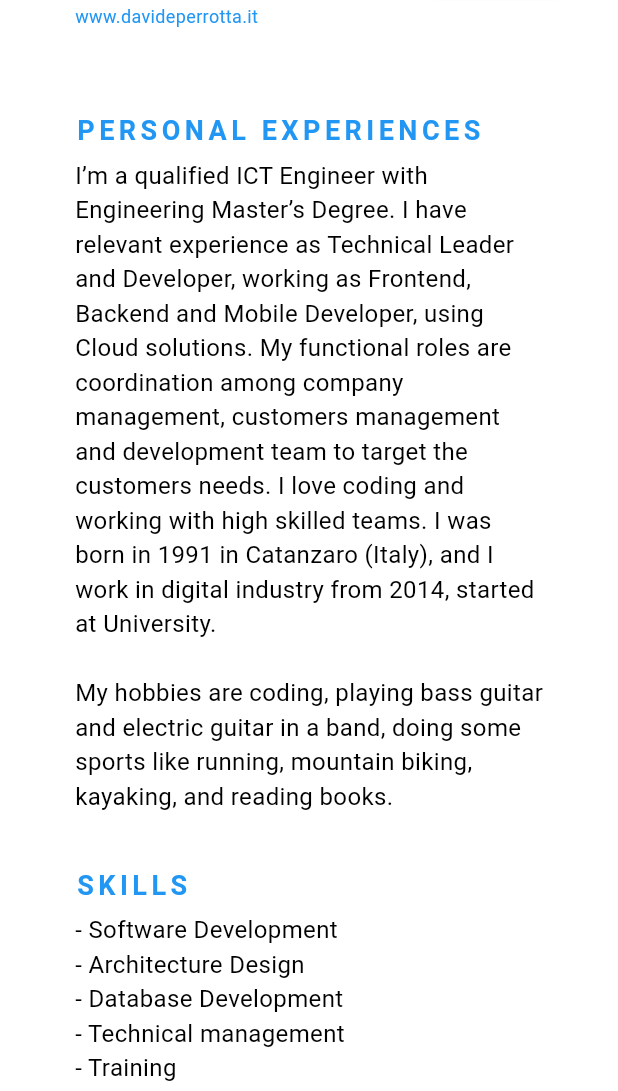
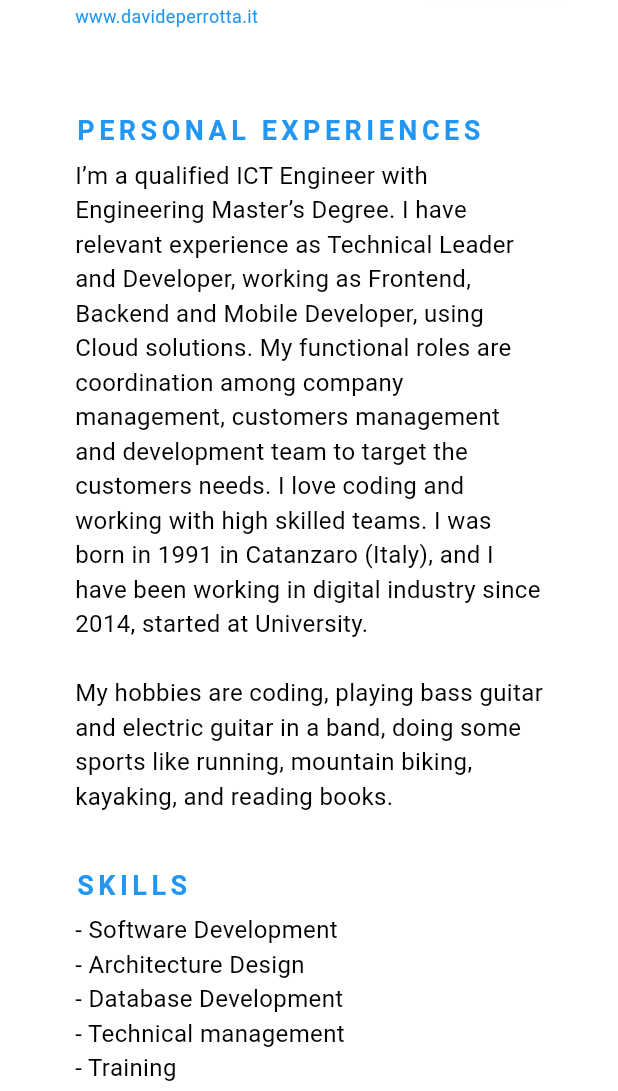
Before and after one commit to davideperrotta/resume_app, a Flutter app: the screen it shows after launch, on a phone screen of 412 x 824 dp, the part 145-1236 px from its top. Run offline on Flutter 3.47's test engine with Material 3 defaults, Android fonts, the light colour scheme and no system bars; our stand-ins replace bloc, equatable, flutter_bloc, responsive_builder.

Commit message:
update description

```diff
--- a/lib/main.dart
+++ b/lib/main.dart
@@ -71,7 +71,7 @@
         ),
         Container(
           child: Text(
-            'I’m a qualified ICT Engineer with Engineering Master’s Degree. I have relevant experience as Technical Leader and Developer, working as Frontend, Backend and Mobile Developer, using Cloud solutions. My functional roles are coordination among company management, customers management and development team to target the customers needs. I love coding and working with high skilled teams. I was born in 1991 in Catanzaro (Italy), and I work in digital industry from 2014, started at University. \n\nMy hobbies are coding, playing bass guitar and electric guitar in a band, doing some sports like running, mountain biking, kayaking, and reading books.',
+            'I’m a qualified ICT Engineer with Engineering Master’s Degree. I have relevant experience as Technical Leader and Developer, working as Frontend, Backend and Mobile Developer, using Cloud solutions. My functional roles are coordination among company management, customers management and development team to target the customers needs. I love coding and working with high skilled teams. I was born in 1991 in Catanzaro (Italy), and I have been working in digital industry since 2014, started at University. \n\nMy hobbies are coding, playing bass guitar and electric guitar in a band, doing some sports like running, mountain biking, kayaking, and reading books.',
             style: descriptionStyle,
           ),
         ),
```
